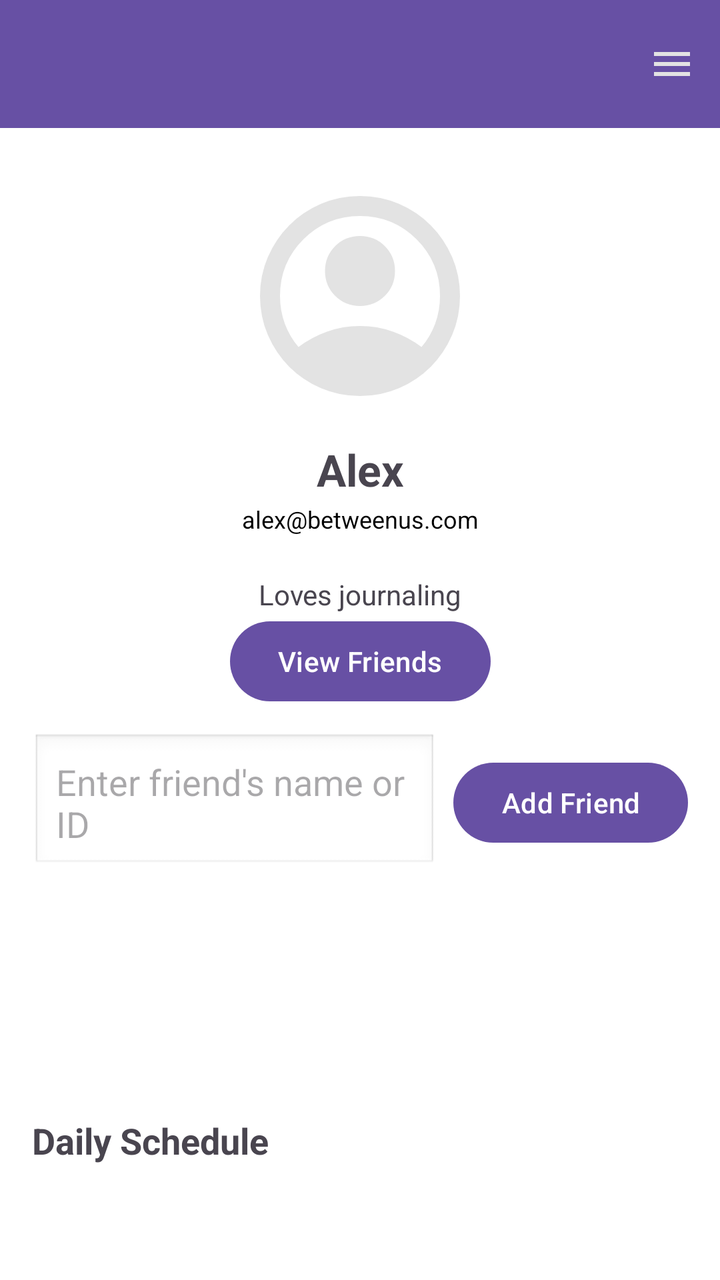
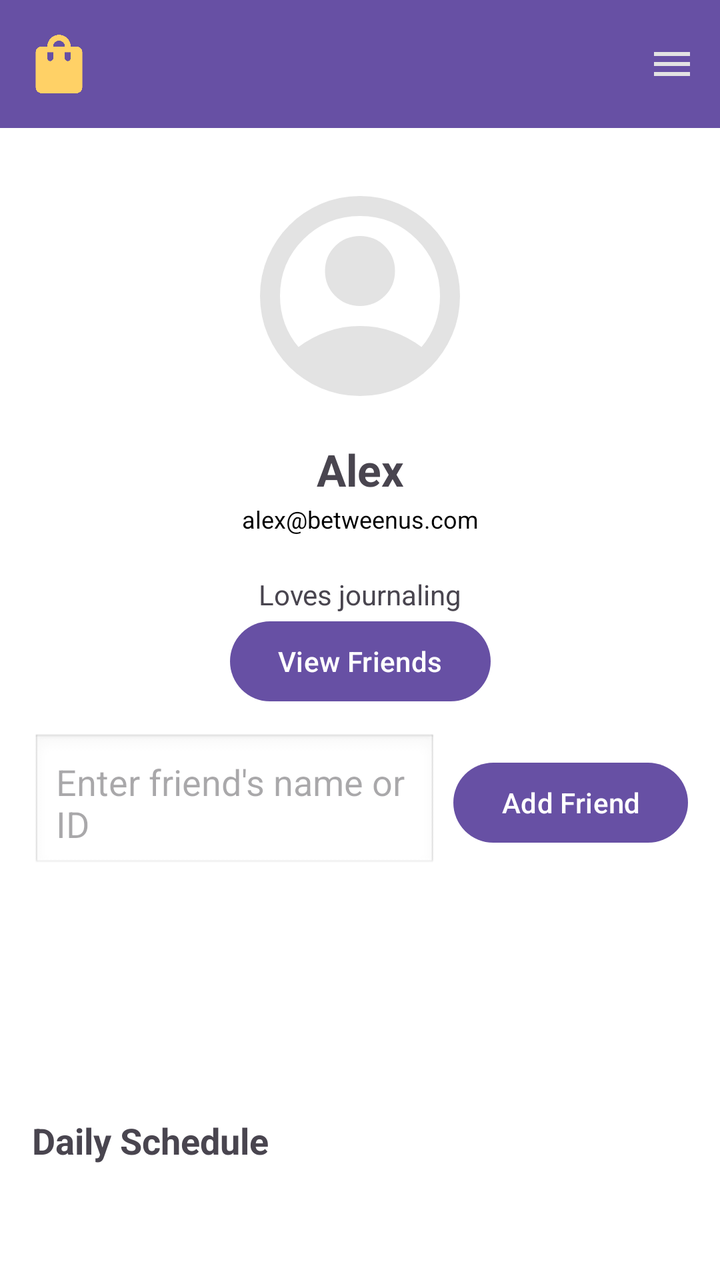

Compare the two renders of this Android layout. The source of the first and the diff that turns it into the second are given below.
<!-- AndroidManifest.xml: application theme Theme.BetweenUs -->
<!-- res/layout/fragment_profile.xml -->
<?xml version="1.0" encoding="utf-8"?>
<androidx.constraintlayout.widget.ConstraintLayout
    xmlns:android="http://schemas.android.com/apk/res/android"
    xmlns:app="http://schemas.android.com/apk/res-auto"
    android:layout_width="match_parent"
    android:layout_height="match_parent"
    android:background="@color/white">

    
    <com.google.android.material.appbar.MaterialToolbar
        android:id="@+id/profileToolbar"
        android:layout_width="0dp"
        android:layout_height="wrap_content"
        android:title="Profile"
        android:background="?attr/colorPrimary"
        android:titleTextColor="@android:color/white"
        app:menu="@menu/profile_menu"
        app:layout_constraintTop_toTopOf="parent"
        app:layout_constraintStart_toStartOf="parent"
        app:layout_constraintEnd_toEndOf="parent"/>

    
    <ImageView
        android:id="@+id/profileImage"
        android:layout_width="120dp"
        android:layout_height="120dp"
        android:layout_marginTop="24dp"
        android:src="@drawable/profilebtn_filled"
        android:scaleType="centerCrop"
        app:layout_constraintTop_toBottomOf="@id/profileToolbar"
        app:layout_constraintStart_toStartOf="parent"
        app:layout_constraintEnd_toEndOf="parent"/>

    
    <TextView
        android:id="@+id/profileUsername"
        android:layout_width="wrap_content"
        android:layout_height="wrap_content"
        android:text="Alex"
        android:textSize="22sp"
        android:textStyle="bold"
        android:layout_marginTop="12dp"
        app:layout_constraintTop_toBottomOf="@id/profileImage"
        app:layout_constraintStart_toStartOf="parent"
        app:layout_constraintEnd_toEndOf="parent"/>

    
    <TextView
        android:id="@+id/profileEmail"
        android:layout_width="wrap_content"
        android:layout_height="wrap_content"
        android:text="alex@betweenus.com"
        android:textSize="12sp"
        android:textColor="@android:color/black"
        android:layout_marginTop="2dp"
        app:layout_constraintTop_toBottomOf="@id/profileUsername"
        app:layout_constraintStart_toStartOf="parent"
        app:layout_constraintEnd_toEndOf="parent"/>

    
    <TextView
        android:id="@+id/profileBio"
        android:layout_width="0dp"
        android:layout_height="wrap_content"
        android:text="Loves journaling"
        android:layout_margin="20dp"
        android:gravity="center"
        app:layout_constraintTop_toBottomOf="@id/profileEmail"
        app:layout_constraintStart_toStartOf="parent"
        app:layout_constraintEnd_toEndOf="parent"/>

    
    <Button
        android:id="@+id/viewFriendsButton"
        android:layout_width="wrap_content"
        android:layout_height="wrap_content"
        android:text="View Friends"
        app:layout_constraintTop_toBottomOf="@id/profileBio"
        app:layout_constraintStart_toStartOf="parent"
        app:layout_constraintEnd_toEndOf="parent"/>

    
    <EditText
        android:id="@+id/addFriendInput"
        android:layout_width="0dp"
        android:layout_height="wrap_content"
        android:hint="Enter friend's name or ID"
        android:padding="12dp"
        android:background="@android:drawable/edit_text"
        app:layout_constraintTop_toBottomOf="@id/viewFriendsButton"
        app:layout_constraintStart_toStartOf="parent"
        app:layout_constraintEnd_toStartOf="@id/addFriendButton"
        android:layout_marginStart="16dp"
        android:layout_marginEnd="8dp"
        android:layout_marginTop="12dp"/>

    <Button
        android:id="@+id/addFriendButton"
        android:layout_width="wrap_content"
        android:layout_height="wrap_content"
        android:text="Add Friend"
        app:layout_constraintTop_toTopOf="@id/addFriendInput"
        app:layout_constraintBottom_toBottomOf="@id/addFriendInput"
        app:layout_constraintEnd_toEndOf="parent"
        android:layout_marginEnd="16dp"/>

    
    <androidx.recyclerview.widget.RecyclerView
        android:id="@+id/recycler_view_friends"
        android:layout_width="0dp"
        android:layout_height="0dp"
        android:layout_margin="16dp"
        android:visibility="gone"
        app:layout_constraintTop_toBottomOf="@id/addFriendInput"
        app:layout_constraintStart_toStartOf="parent"
        app:layout_constraintEnd_toEndOf="parent"
        app:layout_constraintBottom_toBottomOf="parent"/>

    
    <TextView
        android:id="@+id/scheduleTitle"
        android:layout_width="wrap_content"
        android:layout_height="wrap_content"
        android:text="Daily Schedule"
        android:textSize="18sp"
        android:textStyle="bold"
        android:layout_marginTop="20dp"
        app:layout_constraintTop_toBottomOf="@id/recycler_view_friends"
        app:layout_constraintStart_toStartOf="parent"
        android:layout_marginStart="16dp"/>

    

    











































    





















</androidx.constraintlayout.widget.ConstraintLayout>
<!-- resources referenced by this layout -->
<resources>
  <color name="white">#FFFFFFFF</color>
  <!-- drawable profilebtn_filled (drawable) -->
  <vector xmlns:android="http://schemas.android.com/apk/res/android"
      android:width="24dp"
      android:height="24dp"
      android:viewportWidth="960"
      android:viewportHeight="960">
    <path
        android:pathData="M234,684q51,-39 114,-61.5T480,600q69,0 132,22.5T726,684q35,-41 54.5,-93T800,480q0,-133 -93.5,-226.5T480,160q-133,0 -226.5,93.5T160,480q0,59 19.5,111t54.5,93ZM380.5,479.5Q340,439 340,380t40.5,-99.5Q421,240 480,240t99.5,40.5Q620,321 620,380t-40.5,99.5Q539,520 480,520t-99.5,-40.5ZM480,880q-83,0 -156,-31.5T197,763q-54,-54 -85.5,-127T80,480q0,-83 31.5,-156T197,197q54,-54 127,-85.5T480,80q83,0 156,31.5T763,197q54,54 85.5,127T880,480q0,83 -31.5,156T763,763q-54,54 -127,85.5T480,880Z"
        android:fillColor="#e3e3e3"/>
  </vector>
  <style name="Theme.BetweenUs" parent="Theme.MaterialComponents.DayNight.NoActionBar">
          
          <item name="colorPrimary">@color/purple_500</item>
          <item name="colorPrimaryVariant">@color/purple_700</item>
          <item name="colorOnPrimary">@color/white</item>
          
          <item name="colorSecondary">@color/teal_200</item>
          <item name="colorSecondaryVariant">@color/teal_700</item>
          <item name="colorOnSecondary">@color/black</item>
          
          <item name="android:statusBarColor">?attr/colorPrimaryVariant</item>
          
      </style>
  <color name="purple_500">#FF6200EE</color>
  <color name="purple_700">#FF3700B3</color>
  <color name="teal_200">#FF03DAC5</color>
  <color name="teal_700">#FF018786</color>
  <color name="black">#FF000000</color>
</resources>

<!-- the commit's change to res/layout/fragment_profile.xml (unified diff, before → after) -->
@@ -19,6 +19,18 @@
         app:layout_constraintStart_toStartOf="parent"
         app:layout_constraintEnd_toEndOf="parent"/>
 
+    <ImageButton
+        android:id="@+id/btn_shop"
+        android:layout_width="35dp"
+        android:layout_height="40dp"
+        android:layout_margin="12dp"
+        android:background="@android:color/transparent"
+        android:elevation="7dp"
+        android:scaleType="fitCenter"
+        android:src="@drawable/shop_btn"
+        app:layout_constraintStart_toStartOf="parent"
+        app:layout_constraintTop_toTopOf="parent"
+        app:tint="#FFD166" />
     
     <ImageView
         android:id="@+id/profileImage"
<!-- resource entries referenced after the edit -->
@@ -9,6 +9,16 @@
       android:viewportHeight="960">
     <path
         android:pathData="M234,684q51,-39 114,-61.5T480,600q69,0 132,22.5T726,684q35,-41 54.5,-93T800,480q0,-133 -93.5,-226.5T480,160q-133,0 -226.5,93.5T160,480q0,59 19.5,111t54.5,93ZM380.5,479.5Q340,439 340,380t40.5,-99.5Q421,240 480,240t99.5,40.5Q620,321 620,380t-40.5,99.5Q539,520 480,520t-99.5,-40.5ZM480,880q-83,0 -156,-31.5T197,763q-54,-54 -85.5,-127T80,480q0,-83 31.5,-156T197,197q54,-54 127,-85.5T480,80q83,0 156,31.5T763,197q54,54 85.5,127T880,480q0,83 -31.5,156T763,763q-54,54 -127,85.5T480,880Z"
+        android:fillColor="#e3e3e3"/>
+  </vector>
+  <!-- drawable shop_btn (drawable) -->
+  <vector xmlns:android="http://schemas.android.com/apk/res/android"
+      android:width="24dp"
+      android:height="24dp"
+      android:viewportWidth="960"
+      android:viewportHeight="960">
+    <path
+        android:pathData="M240,880q-33,0 -56.5,-23.5T160,800v-480q0,-33 23.5,-56.5T240,240h80q0,-66 47,-113t113,-47q66,0 113,47t47,113h80q33,0 56.5,23.5T800,320v480q0,33 -23.5,56.5T720,880L240,880ZM400,240h160q0,-33 -23.5,-56.5T480,160q-33,0 -56.5,23.5T400,240ZM628.5,428.5Q640,417 640,400v-80h-80v80q0,17 11.5,28.5T600,440q17,0 28.5,-11.5ZM388.5,428.5Q400,417 400,400v-80h-80v80q0,17 11.5,28.5T360,440q17,0 28.5,-11.5Z"
         android:fillColor="#e3e3e3"/>
   </vector>
   <style name="Theme.BetweenUs" parent="Theme.MaterialComponents.DayNight.NoActionBar">
